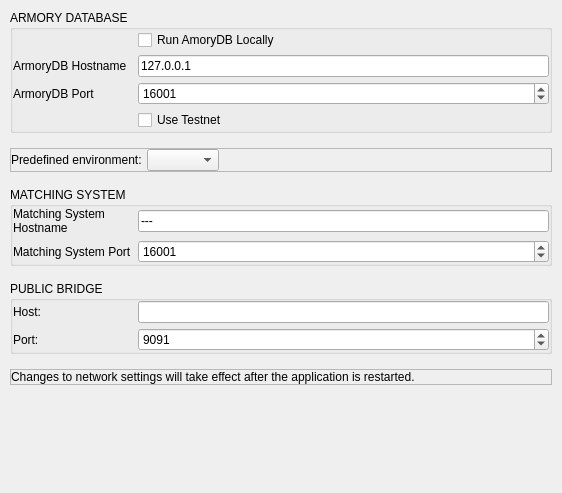
Old version of the form BlockSettleUILib/NetworkSettingsPage.ui in the repository BlockSettle/terminal.
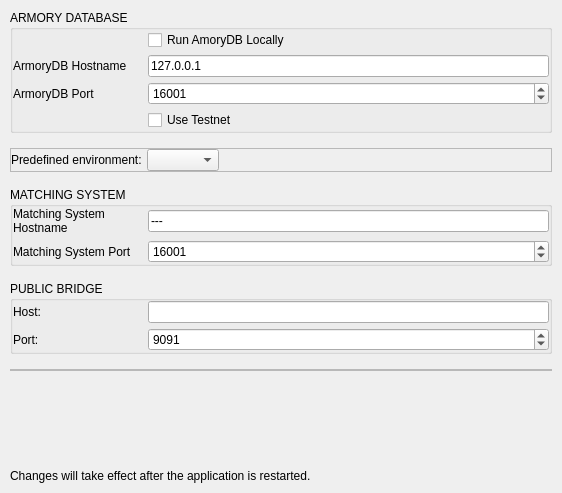
New version of the form.

Commit message:
Fixed margins and labels.
Task-number: BST-1238
Task-number: BST-1201

```diff
--- a/BlockSettleUILib/NetworkSettingsPage.ui
+++ b/BlockSettleUILib/NetworkSettingsPage.ui
@@ -78,13 +78,13 @@
           <widget class="QLabel" name="runArmoryDBLocallyLabel">
            <property name="minimumSize">
             <size>
-             <width>120</width>
+             <width>130</width>
              <height>0</height>
             </size>
            </property>
            <property name="maximumSize">
             <size>
-             <width>120</width>
+             <width>130</width>
              <height>16777215</height>
             </size>
            </property>
@@ -131,13 +131,13 @@
           <widget class="QLabel" name="armoryDBHostLabel">
            <property name="minimumSize">
             <size>
-             <width>120</width>
+             <width>130</width>
              <height>0</height>
             </size>
            </property>
            <property name="maximumSize">
             <size>
-             <width>120</width>
+             <width>130</width>
              <height>16777215</height>
             </size>
            </property>
@@ -187,13 +187,13 @@
           <widget class="QLabel" name="armoryDBPortLabel">
            <property name="minimumSize">
             <size>
-             <width>120</width>
+             <width>130</width>
              <height>0</height>
             </size>
            </property>
            <property name="maximumSize">
             <size>
-             <width>120</width>
+             <width>130</width>
              <height>16777215</height>
             </size>
            </property>
@@ -252,7 +252,7 @@
            </property>
            <property name="sizeHint" stdset="0">
             <size>
-             <width>125</width>
+             <width>135</width>
              <height>20</height>
             </size>
            </property>
@@ -373,13 +373,13 @@
           <widget class="QLabel" name="celerHostLabel">
            <property name="minimumSize">
             <size>
-             <width>120</width>
+             <width>130</width>
              <height>0</height>
             </size>
            </property>
            <property name="maximumSize">
             <size>
-             <width>120</width>
+             <width>130</width>
              <height>16777215</height>
             </size>
            </property>
@@ -429,13 +429,13 @@
           <widget class="QLabel" name="celerPortLabel">
            <property name="minimumSize">
             <size>
-             <width>120</width>
+             <width>130</width>
              <height>0</height>
             </size>
            </property>
            <property name="maximumSize">
             <size>
-             <width>120</width>
+             <width>130</width>
              <height>16777215</height>
             </size>
            </property>
@@ -512,13 +512,13 @@
           <widget class="QLabel" name="label_2">
            <property name="minimumSize">
             <size>
-             <width>120</width>
+             <width>130</width>
              <height>0</height>
             </size>
            </property>
            <property name="maximumSize">
             <size>
-             <width>120</width>
+             <width>130</width>
              <height>16777215</height>
             </size>
            </property>
@@ -561,13 +561,13 @@
           <widget class="QLabel" name="label_3">
            <property name="minimumSize">
             <size>
-             <width>120</width>
+             <width>130</width>
              <height>0</height>
             </size>
            </property>
            <property name="maximumSize">
             <size>
-             <width>120</width>
+             <width>130</width>
              <height>16777215</height>
             </size>
            </property>
@@ -640,22 +640,6 @@
       <property name="bottomMargin">
        <number>0</number>
       </property>
-      <item>
-       <widget class="QLabel" name="label">
-        <property name="sizePolicy">
-         <sizepolicy hsizetype="Preferred" vsizetype="Fixed">
-          <horstretch>0</horstretch>
-          <verstretch>0</verstretch>
-         </sizepolicy>
-        </property>
-        <property name="text">
-         <string>Changes to network settings will take effect after the application is restarted. </string>
-        </property>
-        <property name="statusWarningLabel" stdset="0">
-         <bool>true</bool>
-        </property>
-       </widget>
-      </item>
      </layout>
     </widget>
    </item>
@@ -672,6 +656,22 @@
      </property>
     </spacer>
    </item>
+   <item>
+    <widget class="QLabel" name="label">
+     <property name="sizePolicy">
+      <sizepolicy hsizetype="Preferred" vsizetype="Fixed">
+       <horstretch>0</horstretch>
+       <verstretch>0</verstretch>
+      </sizepolicy>
+     </property>
+     <property name="text">
+      <string>Changes will take effect after the application is restarted. </string>
+     </property>
+     <property name="statusWarningLabel" stdset="0">
+      <bool>true</bool>
+     </property>
+    </widget>
+   </item>
   </layout>
   <zorder>groupBox_2</zorder>
   <zorder>groupBox</zorder>
```
Left out of the diff: 1 changed line with no effect on the pictures. The commit also changes 4 other files.
